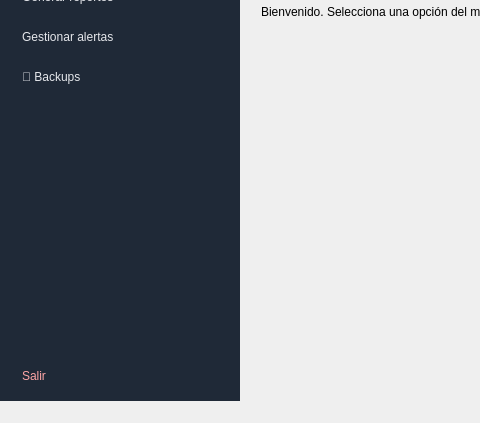
Before: the Qt Designer form src/components/main/main.ui in dejovi2305/gestion_facturas, drawn with Qt 5; both pictures show x 0 to 480 and y 377 to 800 of the 1200 by 800 pixel window.
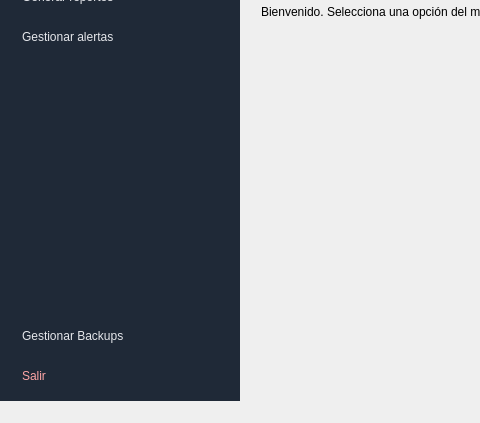
After: the same form once the commit is applied. Icons and pictures are not drawn.

Commit message: feat: Se ajusta mensaje en menu para backup.

Patch:
```diff
--- a/src/components/main/main.ui
+++ b/src/components/main/main.ui
@@ -272,16 +272,6 @@
          </property>
         </widget>
        </item>
-       <item>
-        <widget class="QPushButton" name="btn_backups">
-         <property name="text">
-          <string>💾 Backups</string>
-         </property>
-         <property name="checkable">
-          <bool>true</bool>
-         </property>
-        </widget>
-       </item>
        <item>
         <spacer name="verticalSpacer">
          <property name="orientation">
@@ -295,6 +285,16 @@
          </property>
         </spacer>
        </item>
+       <item>
+        <widget class="QPushButton" name="btn_backups">
+         <property name="text">
+          <string>Gestionar Backups</string>
+         </property>
+         <property name="checkable">
+          <bool>true</bool>
+         </property>
+        </widget>
+       </item>
        <item>
         <widget class="QPushButton" name="btn_salir">
          <property name="text">
```
